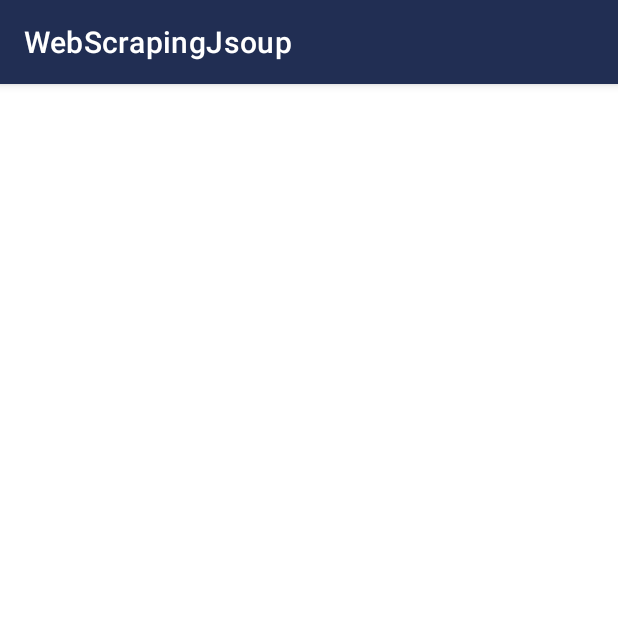
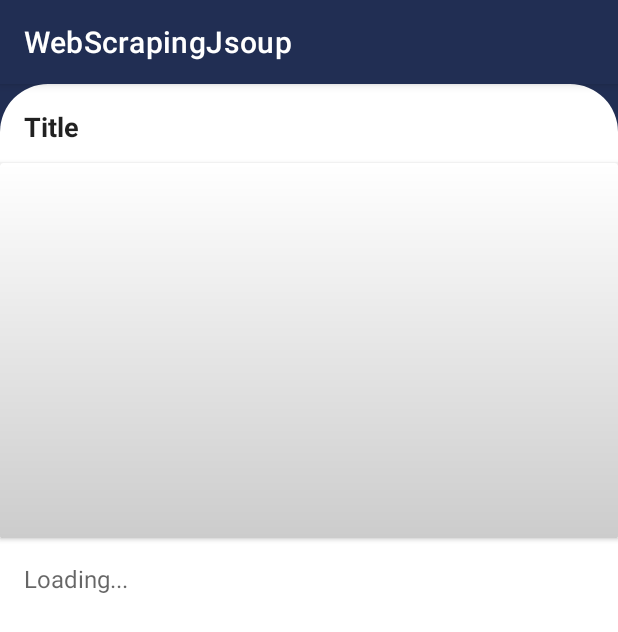
Before and after one commit to eltuss/Web-Scraping-Jsoup-Kotlin, an Android app: the DetailsNewsActivity screen opened directly, with no data from a screen before it, on a phone screen of 412 x 824 dp. Shown: the top 632 px of the screen. Run offline under Robolectric (Android 15) with nearby library versions, the phone set to English and light mode, and no system bars.

Commit message:
Editado layout Details_news

```diff
--- a/app/src/main/res/drawable/background_shape_details.xml
+++ b/app/src/main/res/drawable/background_shape_details.xml
@@ -2,7 +2,7 @@
 <shape xmlns:android="http://schemas.android.com/apk/res/android">
 
     <solid
-        android:color="@color/colorPrimaryVariant"/>
+        android:color="@color/white"/>
 
     <corners
         android:topLeftRadius="32dp"
--- a/app/src/main/res/layout/activity_details_news.xml
+++ b/app/src/main/res/layout/activity_details_news.xml
@@ -4,6 +4,73 @@
     xmlns:tools="http://schemas.android.com/tools"
     android:layout_width="match_parent"
     android:layout_height="match_parent"
+    android:background="@color/colorPrimaryDark"
     tools:context=".DetailsNewsActivity">
 
+    <ScrollView
+        android:layout_width="match_parent"
+        android:layout_height="match_parent"
+        app:layout_constraintBottom_toBottomOf="parent"
+        app:layout_constraintEnd_toEndOf="parent"
+        app:layout_constraintTop_toTopOf="parent"
+        app:layout_constraintStart_toStartOf="parent"
+        android:background="@drawable/background_shape_details">
+
+        <androidx.constraintlayout.widget.ConstraintLayout
+            android:layout_width="match_parent"
+            android:layout_height="wrap_content">
+
+            <TextView
+                android:id="@+id/txt_title_detail"
+                android:layout_width="match_parent"
+                android:layout_height="wrap_content"
+                style="@style/TextAppearance.AppCompat.Headline"
+                android:layout_margin="12dp"
+                android:padding="4dp"
+                android:text="Title"
+                android:textSize="18sp"
+                android:textStyle="bold"
+                app:layout_constraintEnd_toStartOf="parent"
+                app:layout_constraintStart_toEndOf="parent"
+                app:layout_constraintTop_toTopOf="parent"/>
+
+            <androidx.cardview.widget.CardView
+                android:id="@+id/cardView"
+                android:layout_width="match_parent"
+                android:layout_height="250dp"
+                style="@style/CardView.Light"
+                android:layout_marginTop="8dp"
+                app:layout_constraintEnd_toEndOf="parent"
+                app:layout_constraintStart_toStartOf="parent"
+                app:layout_constraintTop_toBottomOf="@id/txt_title_detail">
+
+                <ImageView
+                    android:id="@+id/image_detail"
+                    android:layout_width="match_parent"
+                    android:layout_height="match_parent"
+                    android:scaleType="centerCrop"
+                    android:src="@drawable/gradient_card" />
+
+            </androidx.cardview.widget.CardView>
+
+            <TextView
+                android:id="@+id/txt_detail"
+                android:layout_width="match_parent"
+                android:layout_height="wrap_content"
+                android:layout_marginStart="12dp"
+                android:layout_marginTop="12dp"
+                android:layout_marginEnd="12dp"
+                android:layout_marginBottom="16dp"
+                android:hint="Loading..."
+                android:padding="4dp"
+                android:textSize="16sp"
+                app:layout_constraintEnd_toStartOf="@id/cardView"
+                app:layout_constraintStart_toEndOf="@id/cardView"
+                app:layout_constraintTop_toBottomOf="@id/cardView" />
+
+
+        </androidx.constraintlayout.widget.ConstraintLayout>
+
+    </ScrollView>
+
 </androidx.constraintlayout.widget.ConstraintLayout>
```
